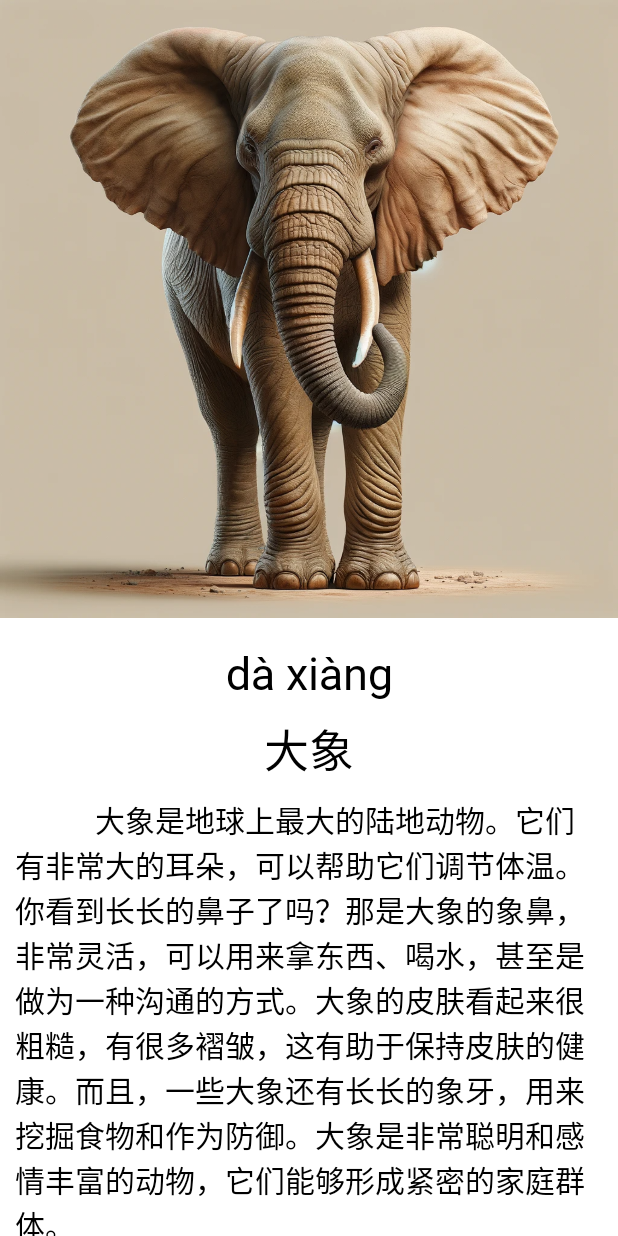
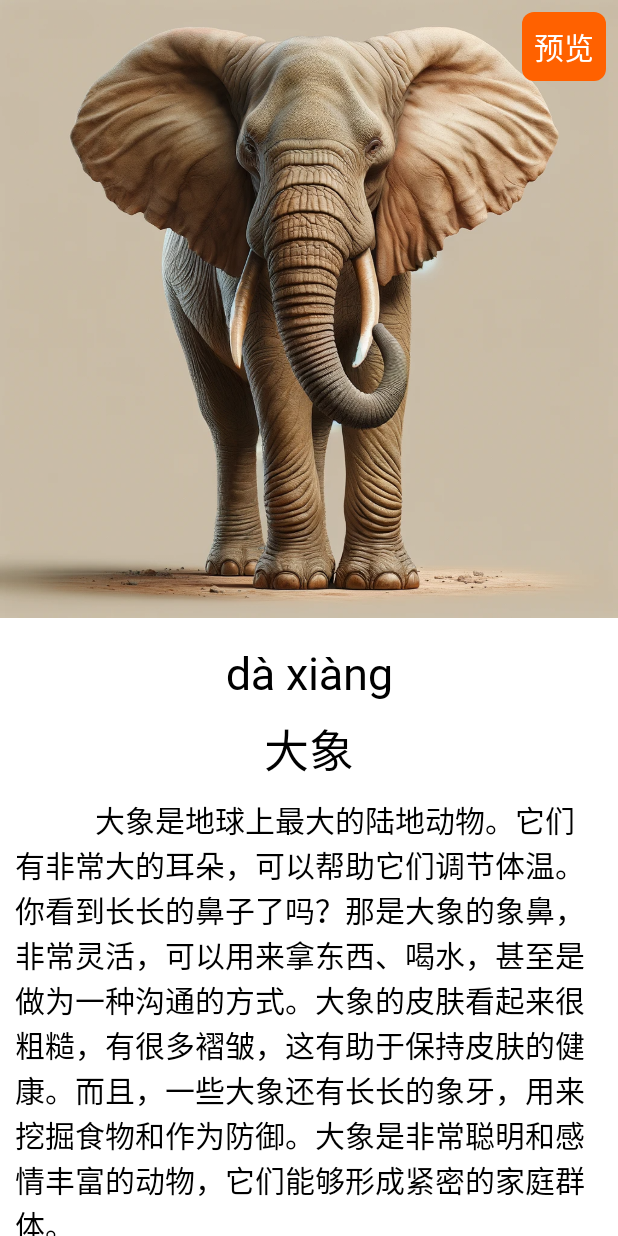
Before and after one commit to FreeLeo/StudyImage, an Android app built with Jetpack Compose: the @Preview function previewMainPage, on a phone screen of 412 x 824 dp. Run offline under Robolectric (Android 15) with nearby library versions, the phone set to English and light mode, and no system bars; pictures from the network do not load; Roboto replaces fonts that are not available here.

Commit message:
增加首页、预览

```diff
--- a/app/build.gradle.kts
+++ b/app/build.gradle.kts
@@ -45,7 +45,6 @@ android {
 }
 
 dependencies {
-
     implementation("androidx.core:core-ktx:1.9.0")
     implementation("androidx.lifecycle:lifecycle-runtime-ktx:2.6.1")
     implementation("androidx.activity:activity-compose:1.7.0")
@@ -54,6 +53,8 @@ dependencies {
     implementation("androidx.compose.ui:ui-graphics")
     implementation("androidx.compose.ui:ui-tooling-preview")
     implementation("androidx.compose.material3:material3")
+    // Jetpack Compose Integration
+    implementation("androidx.navigation:navigation-compose:2.5.1")
     testImplementation("junit:junit:4.13.2")
     androidTestImplementation("androidx.test.ext:junit:1.1.5")
     androidTestImplementation("androidx.test.espresso:espresso-core:3.5.1")
--- a/app/src/main/java/com/lingsi/studyimage/data/ImageModel.kt
+++ b/app/src/main/java/com/lingsi/studyimage/data/ImageModel.kt
@@ -17,4 +17,6 @@ class ImageModel(
     val nameAudio: Int,
     @RawRes
     val storyAudio: Int,
-)
+){
+    fun aa(){}
+}
--- a/app/src/main/java/com/lingsi/studyimage/ui/components/MainPage.kt
+++ b/app/src/main/java/com/lingsi/studyimage/ui/components/MainScreen.kt
@@ -5,6 +5,8 @@ import androidx.compose.foundation.ExperimentalFoundationApi
 import androidx.compose.foundation.Image
 import androidx.compose.foundation.background
 import androidx.compose.foundation.clickable
+import androidx.compose.foundation.interaction.MutableInteractionSource
+import androidx.compose.foundation.layout.Box
 import androidx.compose.foundation.layout.Column
 import androidx.compose.foundation.layout.fillMaxSize
 import androidx.compose.foundation.layout.fillMaxWidth
@@ -13,24 +15,37 @@ import androidx.compose.foundation.layout.widthIn
 import androidx.compose.foundation.pager.HorizontalPager
 import androidx.compose.foundation.pager.rememberPagerState
 import androidx.compose.foundation.rememberScrollState
+import androidx.compose.foundation.shape.RoundedCornerShape
+import androidx.compose.foundation.text.ClickableText
 import androidx.compose.foundation.verticalScroll
+import androidx.compose.material.ripple.rememberRipple
 import androidx.compose.material3.Text
 import androidx.compose.runtime.Composable
 import androidx.compose.runtime.LaunchedEffect
+import androidx.compose.runtime.SideEffect
+import androidx.compose.runtime.getValue
+import androidx.compose.runtime.mutableStateOf
+import androidx.compose.runtime.remember
+import androidx.compose.runtime.setValue
 import androidx.compose.ui.Alignment
 import androidx.compose.ui.Modifier
+import androidx.compose.ui.draw.clip
 import androidx.compose.ui.graphics.Color
 import androidx.compose.ui.layout.ContentScale
 import androidx.compose.ui.platform.LocalContext
 import androidx.compose.ui.res.painterResource
 import androidx.compose.ui.res.stringResource
+import androidx.compose.ui.text.AnnotatedString
+import androidx.compose.ui.text.buildAnnotatedString
 import androidx.compose.ui.text.font.Font
 import androidx.compose.ui.text.font.FontFamily
 import androidx.compose.ui.text.font.FontWeight
 import androidx.compose.ui.text.style.TextAlign
+import androidx.compose.ui.text.withStyle
 import androidx.compose.ui.tooling.preview.Preview
 import androidx.compose.ui.unit.dp
 import androidx.compose.ui.unit.sp
+import androidx.lifecycle.viewmodel.compose.viewModel
 import com.lingsi.studyimage.R
 import com.lingsi.studyimage.data.ImageModel
 import com.lingsi.studyimage.viewmodel.MainViewModel
@@ -42,16 +57,39 @@ val specialFontFamily = FontFamily(
 
 @OptIn(ExperimentalFoundationApi::class)
 @Composable
-fun MainPager(mainViewModel: MainViewModel, items: List<ImageModel>) {
+fun MainScreen(mainViewModel: MainViewModel = viewModel()) {
     val pagerState = rememberPagerState()
+    var shouldShowDialog by remember { mutableStateOf(false) }
+    Box(modifier = Modifier.fillMaxSize()) {
         HorizontalPager(
             pageCount = 10,
             state = pagerState,
             modifier = Modifier.fillMaxSize()
         ) { page ->
-        ImageItem(items[page],
+            ImageItem(mainViewModel.dataList[page],
                 { context, soundResId -> mainViewModel.play(context, soundResId) },
                 { mainViewModel.stop() })
+        }
+        Text(
+            modifier = Modifier
+                .align(Alignment.TopEnd)
+                .padding(8.dp)
+                .background(Color(0xFFFF6100), shape = RoundedCornerShape(8.dp))
+                .clip(RoundedCornerShape(8.dp))
+                .clickable(
+                    interactionSource = remember { MutableInteractionSource() },
+                    indication = rememberRipple(bounded = true),
+                    onClick ={ shouldShowDialog = true },
+                )
+                .padding(8.dp),
+            text = "预览",
+            fontFamily = specialFontFamily,
+            color = Color.White,
+            fontSize = 20.sp
+        )
+        if (shouldShowDialog) {
+            PreviewAllDialog(data = mainViewModel.dataList) { shouldShowDialog = false }
+        }
     }
     LaunchedEffect(pagerState.currentPage) {
         mainViewModel.stop()
@@ -64,6 +102,11 @@ fun ImageItem(
     onPlaySound: (Context, Int) -> Unit,
     onStopSound: () -> Unit
 ) {
+    val state = remember { imageModel }
+    state.aa()
+    SideEffect {
+        state.aa()
+    }
     val context = LocalContext.current
     Column(
         modifier = Modifier
@@ -94,7 +137,6 @@ fun ImageItem(
             fontSize = 30.sp,
             textAlign = TextAlign.Center,
         )
-
         Text(
             fontFamily = specialFontFamily,
             modifier = Modifier
@@ -128,17 +170,6 @@ fun ImageItem(
 @Preview
 @Composable
 private fun previewMainPage() {
-    val list = arrayListOf<ImageModel>()
-    for (i in 0 until 10) {
-        val elephant = ImageModel(
-            R.string.elephant_pinyin,
-            R.string.elephant,
-            R.drawable.elephant,
-            R.string.elephant_des,
-            R.raw.elephant,
-            R.raw.elephant_story,
-        )
-        list.add(elephant)
+
+    MainScreen()
 }
-    MainPager(MainViewModel(), items = list)
-}
--- a/app/src/main/java/com/lingsi/studyimage/viewmodel/MainViewModel.kt
+++ b/app/src/main/java/com/lingsi/studyimage/viewmodel/MainViewModel.kt
@@ -1,15 +1,34 @@
 package com.lingsi.studyimage.viewmodel
 
-import android.R
 import android.content.Context
 import android.content.res.AssetFileDescriptor
 import android.media.MediaPlayer
 import androidx.annotation.RawRes
 import androidx.lifecycle.ViewModel
+import com.lingsi.studyimage.R
+import com.lingsi.studyimage.data.ImageModel
 
 
 class MainViewModel : ViewModel() {
     private var mediaPlayer: MediaPlayer? = null
+    val dataList: ArrayList<ImageModel> = arrayListOf()
+
+//    private var soundPool: SoundPool? = null
+//    private var currentSoundId: Int? = null
+
+    init {
+        for (i in 0 until 10) {
+            val elephant = ImageModel(
+                R.string.elephant_pinyin,
+                R.string.elephant,
+                R.drawable.elephant,
+                R.string.elephant_des,
+                R.raw.elephant,
+                R.raw.elephant_story,
+            )
+            dataList.add(elephant)
+        }
+    }
 
     fun play(context: Context, @RawRes resId: Int) {
         if (mediaPlayer == null) {
```
Also changed, not shown: app/src/main/java/com/lingsi/studyimage/MainActivity.kt (+5 -2 lines), app/src/main/java/com/lingsi/studyimage/data/Category.kt (added, +31 -0 lines), app/src/main/java/com/lingsi/studyimage/ui/StudyImageNavGraph.kt (added, +21 -0 lines), app/src/main/java/com/lingsi/studyimage/ui/StudyImageNavigation.kt (added, +21 -0 lines), app/src/main/java/com/lingsi/studyimage/ui/components/Counter.kt (added, +45 -0 lines), app/src/main/java/com/lingsi/studyimage/ui/components/HomeScreen.kt (added, +90 -0 lines), app/src/main/java/com/lingsi/studyimage/ui/components/PreviewAllDialog.kt (added, +72 -0 lines), app/src/main/java/com/lingsi/studyimage/viewmodel/HomeViewModel.kt (added, +20 -0 lines), 4 other files. Lines whose indentation alone changed are shown as unchanged.
